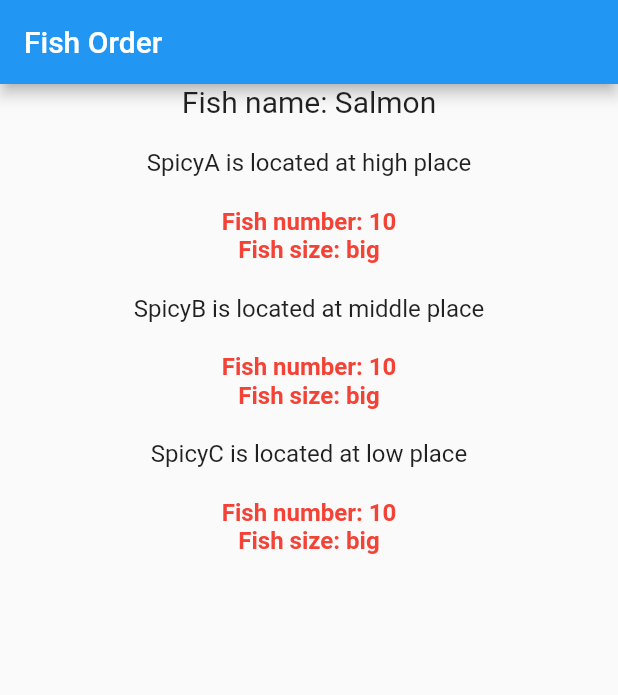
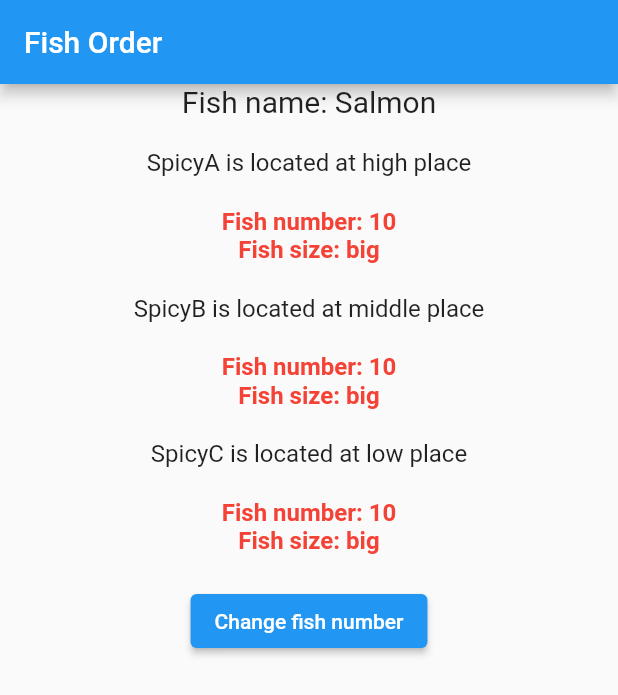
Before and after one commit to StudioZERONE/study_flutter_08_codingchef06_provider, a Flutter app: the screen it shows after launch, on a phone screen of 412 x 824 dp. Shown: the top 695 px of the screen. Run offline on Flutter 3.47's test engine with Material 2 defaults, Android fonts, the phone set to English and light mode, and no system bars.

```diff
--- a/lib/fish_model.dart
+++ b/lib/fish_model.dart
@@ -1,6 +1,8 @@
-class FishModel {
+import 'package:flutter/material.dart';
+
+class FishModel with ChangeNotifier {
   final String name;
-  final int number;
+  int number;
   final String size;
 
   FishModel({
@@ -8,4 +10,9 @@ class FishModel {
     required this.number,
     required this.size,
   });
+
+  void ChangeFishNumber() {
+    number++;
+    notifyListeners();
+  }
 }
--- a/lib/main.dart
+++ b/lib/main.dart
@@ -12,7 +12,7 @@ class MyApp extends StatelessWidget {
   // This widget is the root of your application.
   @override
   Widget build(BuildContext context) {
-    return Provider(
+    return ChangeNotifierProvider(
       create: (context) => FishModel(
         name: 'Salmon',
         number: 10,
@@ -25,6 +25,7 @@ class MyApp extends StatelessWidget {
   }
 }
 
+// ---------------------------------------------------------
 class FishOrder extends StatelessWidget {
   const FishOrder({super.key});
 
@@ -54,6 +55,7 @@ class FishOrder extends StatelessWidget {
   }
 }
 
+// ---------------------------------------------------------
 class High extends StatelessWidget {
   const High({super.key});
 
@@ -76,6 +78,7 @@ class High extends StatelessWidget {
   }
 }
 
+// ---------------------------------------------------------
 class SpicyA extends StatelessWidget {
   const SpicyA({super.key});
 
@@ -108,6 +111,7 @@ class SpicyA extends StatelessWidget {
   }
 }
 
+// ---------------------------------------------------------
 class Middle extends StatelessWidget {
   const Middle({super.key});
 
@@ -130,6 +134,7 @@ class Middle extends StatelessWidget {
   }
 }
 
+// ---------------------------------------------------------
 class SpicyB extends StatelessWidget {
   const SpicyB({super.key});
 
@@ -162,6 +167,7 @@ class SpicyB extends StatelessWidget {
   }
 }
 
+// ---------------------------------------------------------
 class Low extends StatelessWidget {
   const Low({super.key});
 
@@ -184,6 +190,7 @@ class Low extends StatelessWidget {
   }
 }
 
+// ---------------------------------------------------------
 class SpicyC extends StatelessWidget {
   const SpicyC({super.key});
 
@@ -210,6 +217,12 @@ class SpicyC extends StatelessWidget {
         SizedBox(
           height: 20,
         ),
+        ElevatedButton(
+          onPressed: () {
+            Provider.of<FishModel>(context, listen: false).ChangeFishNumber();
+          },
+          child: Text('Change fish number'),
+        ),
       ],
     );
   }
```
